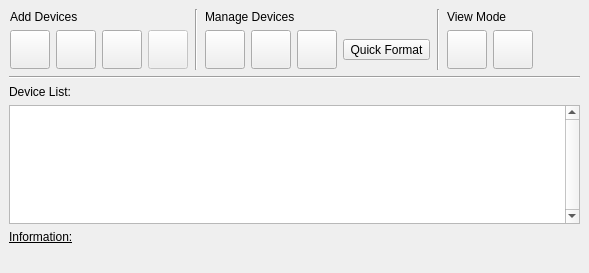
Old version of the form src/Device_Manager_Widget.ui in the repository tobimensch/aqemu.
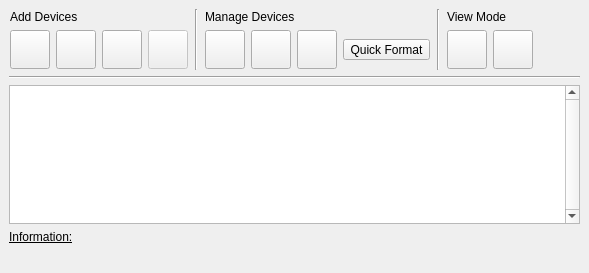
New version of the form. Icons and pictures are not drawn.

Commit message: Remove label before QListWidget/QTableWidget for more vertical space.

```diff
--- a/src/Device_Manager_Widget.ui
+++ b/src/Device_Manager_Widget.ui
@@ -81,13 +81,6 @@
      <property name="bottomMargin">
       <number>0</number>
      </property>
-     <item>
-      <widget class="QLabel" name="Label_Devices_List">
-       <property name="text">
-        <string>Device List:</string>
-       </property>
-      </widget>
-     </item>
      <item>
       <widget class="QListWidget" name="Devices_List">
        <property name="contextMenuPolicy">
```
The commit also changes 4 other files.
